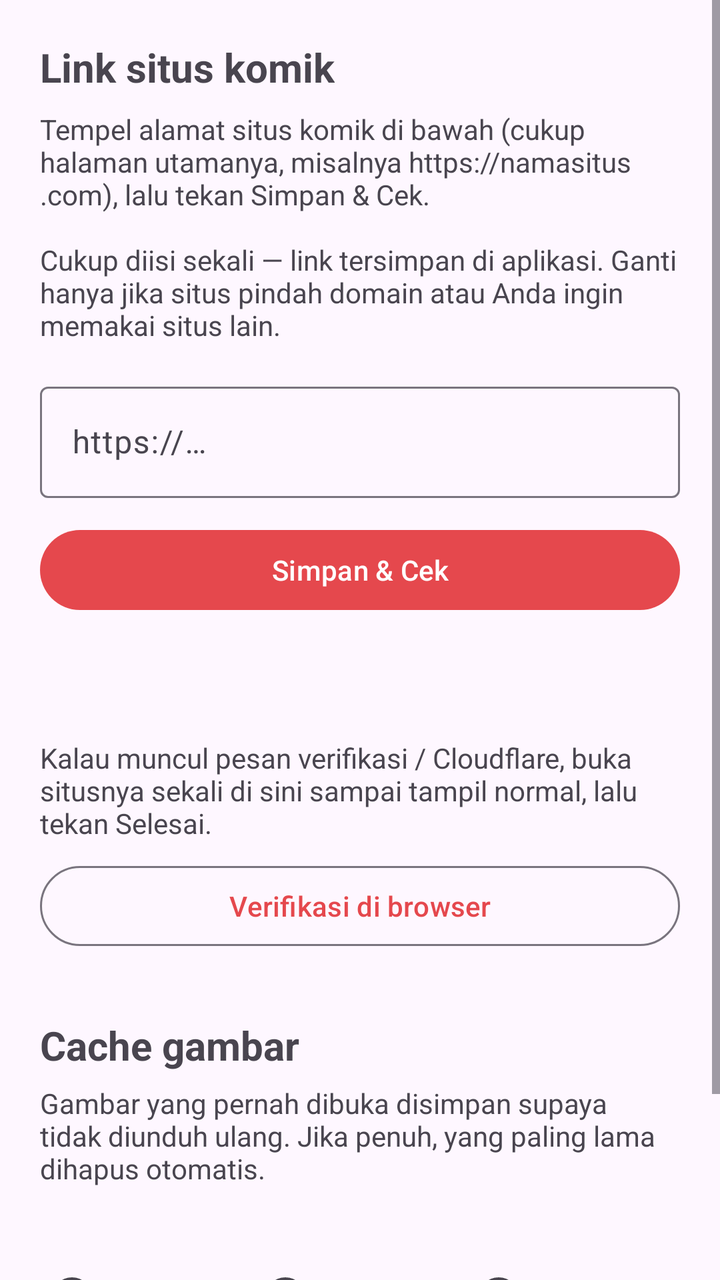
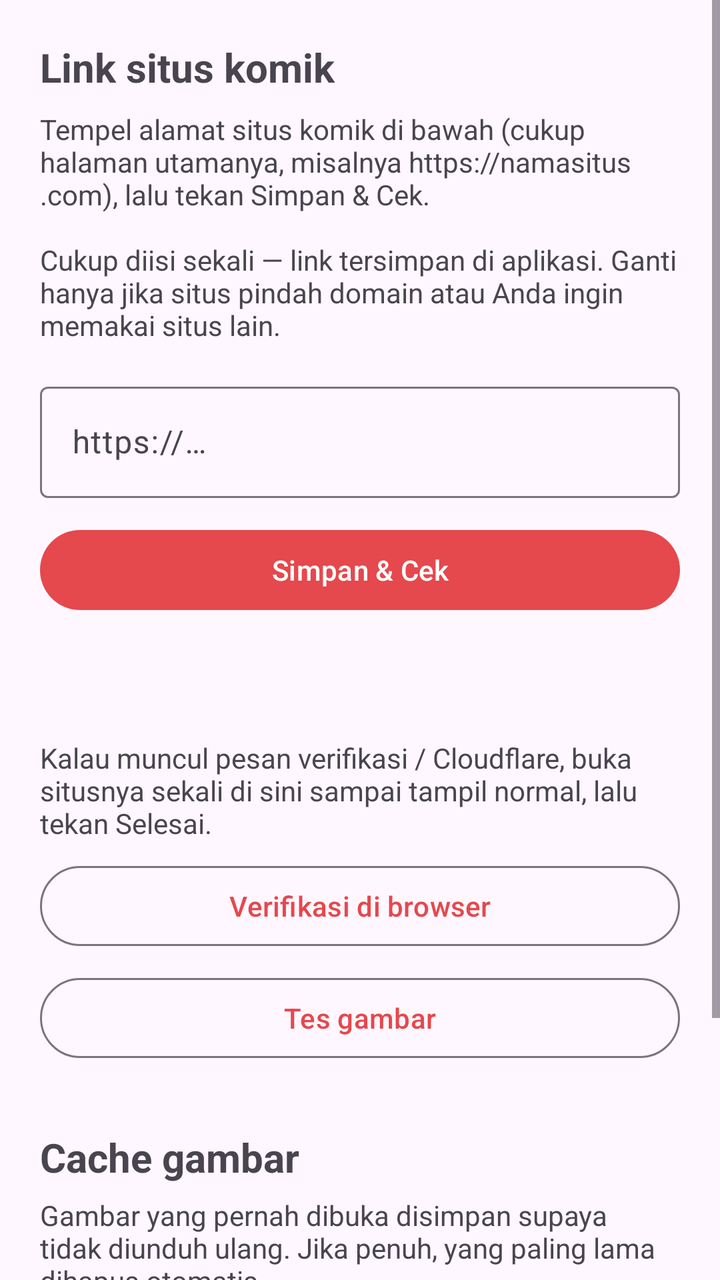

The first picture is an Android layout as it rendered before a commit; the second is the same layout after the commit. The layout source and the unified diff follow.
<!-- AndroidManifest.xml: application theme Theme.Komik -->
<!-- res/layout/activity_settings.xml -->
<?xml version="1.0" encoding="utf-8"?>
<ScrollView xmlns:android="http://schemas.android.com/apk/res/android"
    android:layout_width="match_parent" android:layout_height="match_parent">
    <LinearLayout
        android:layout_width="match_parent" android:layout_height="wrap_content"
        android:orientation="vertical" android:padding="20dp">

        <TextView
            android:layout_width="wrap_content" android:layout_height="wrap_content"
            android:text="Link situs komik" android:textSize="20sp" android:textStyle="bold" />
        <TextView
            android:layout_width="match_parent" android:layout_height="wrap_content"
            android:layout_marginTop="8dp"
            android:text="Tempel alamat situs komik di bawah (cukup halaman utamanya, misalnya https://namasitus.com), lalu tekan Simpan &amp; Cek.\n\nCukup diisi sekali — link tersimpan di aplikasi. Ganti hanya jika situs pindah domain atau Anda ingin memakai situs lain." />

        <com.google.android.material.textfield.TextInputLayout
            android:layout_width="match_parent" android:layout_height="wrap_content"
            android:layout_marginTop="16dp" android:hint="https://…">
            <com.google.android.material.textfield.TextInputEditText
                android:id="@+id/url"
                android:layout_width="match_parent" android:layout_height="wrap_content"
                android:inputType="textUri" android:singleLine="true" />
        </com.google.android.material.textfield.TextInputLayout>

        <Button
            android:id="@+id/save"
            android:layout_width="match_parent" android:layout_height="wrap_content"
            android:layout_marginTop="12dp" android:text="Simpan &amp; Cek" />

        <TextView
            android:id="@+id/status"
            android:layout_width="match_parent" android:layout_height="wrap_content"
            android:layout_marginTop="12dp" android:textSize="15sp" />

        <TextView
            android:layout_width="match_parent" android:layout_height="wrap_content"
            android:layout_marginTop="28dp"
            android:text="Kalau muncul pesan verifikasi / Cloudflare, buka situsnya sekali di sini sampai tampil normal, lalu tekan Selesai." />
        <Button
            android:id="@+id/verify"
            style="@style/Widget.Material3.Button.OutlinedButton"
            android:layout_width="match_parent" android:layout_height="wrap_content"
            android:layout_marginTop="8dp" android:text="Verifikasi di browser" />

        <TextView
            android:layout_width="wrap_content" android:layout_height="wrap_content"
            android:layout_marginTop="32dp"
            android:text="Cache gambar" android:textSize="20sp" android:textStyle="bold" />
        <TextView
            android:layout_width="match_parent" android:layout_height="wrap_content"
            android:layout_marginTop="6dp"
            android:text="Gambar yang pernah dibuka disimpan supaya tidak diunduh ulang. Jika penuh, yang paling lama dihapus otomatis." />
        <TextView
            android:id="@+id/cacheUsage"
            android:layout_width="match_parent" android:layout_height="wrap_content"
            android:layout_marginTop="8dp" android:textStyle="bold" />
        <RadioGroup
            android:id="@+id/cacheSize"
            android:layout_width="match_parent" android:layout_height="wrap_content"
            android:layout_marginTop="4dp" android:orientation="horizontal">
            <RadioButton
                android:id="@+id/cache200"
                android:layout_width="0dp" android:layout_height="wrap_content" android:layout_weight="1"
                android:text="200 MB" />
            <RadioButton
                android:id="@+id/cache500"
                android:layout_width="0dp" android:layout_height="wrap_content" android:layout_weight="1"
                android:text="500 MB" />
            <RadioButton
                android:id="@+id/cache1024"
                android:layout_width="0dp" android:layout_height="wrap_content" android:layout_weight="1"
                android:text="1 GB" />
        </RadioGroup>
        <Button
            android:id="@+id/clearCache"
            style="@style/Widget.Material3.Button.OutlinedButton"
            android:layout_width="match_parent" android:layout_height="wrap_content"
            android:layout_marginTop="8dp" android:text="Hapus cache gambar" />
    </LinearLayout>
</ScrollView>
<!-- resources referenced by this layout -->
<resources>
  <style name="Theme.Komik" parent="Theme.Material3.DayNight">
          <item name="colorPrimary">@color/primary</item>
      </style>
  <color name="primary">#E5484D</color>
</resources>

<!-- the commit's change to res/layout/activity_settings.xml (unified diff, before → after) -->
@@ -41,6 +41,11 @@
             style="@style/Widget.Material3.Button.OutlinedButton"
             android:layout_width="match_parent" android:layout_height="wrap_content"
             android:layout_marginTop="8dp" android:text="Verifikasi di browser" />
+        <Button
+            android:id="@+id/testImg"
+            style="@style/Widget.Material3.Button.OutlinedButton"
+            android:layout_width="match_parent" android:layout_height="wrap_content"
+            android:layout_marginTop="8dp" android:text="Tes gambar" />
 
         <TextView
             android:layout_width="wrap_content" android:layout_height="wrap_content"
